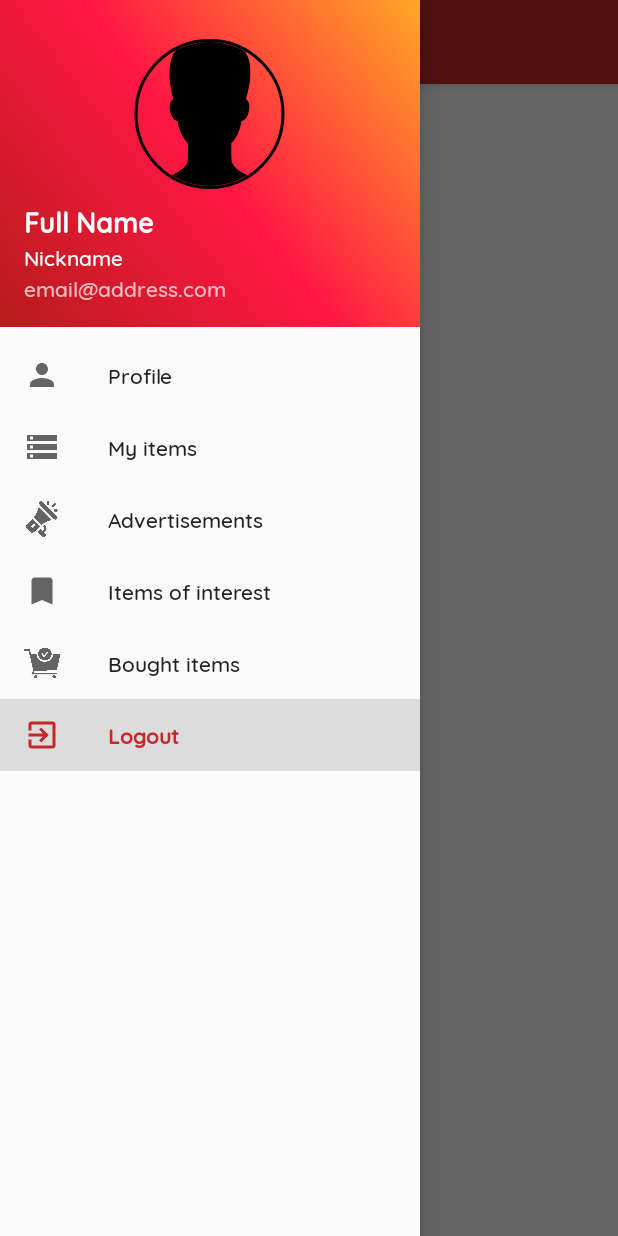
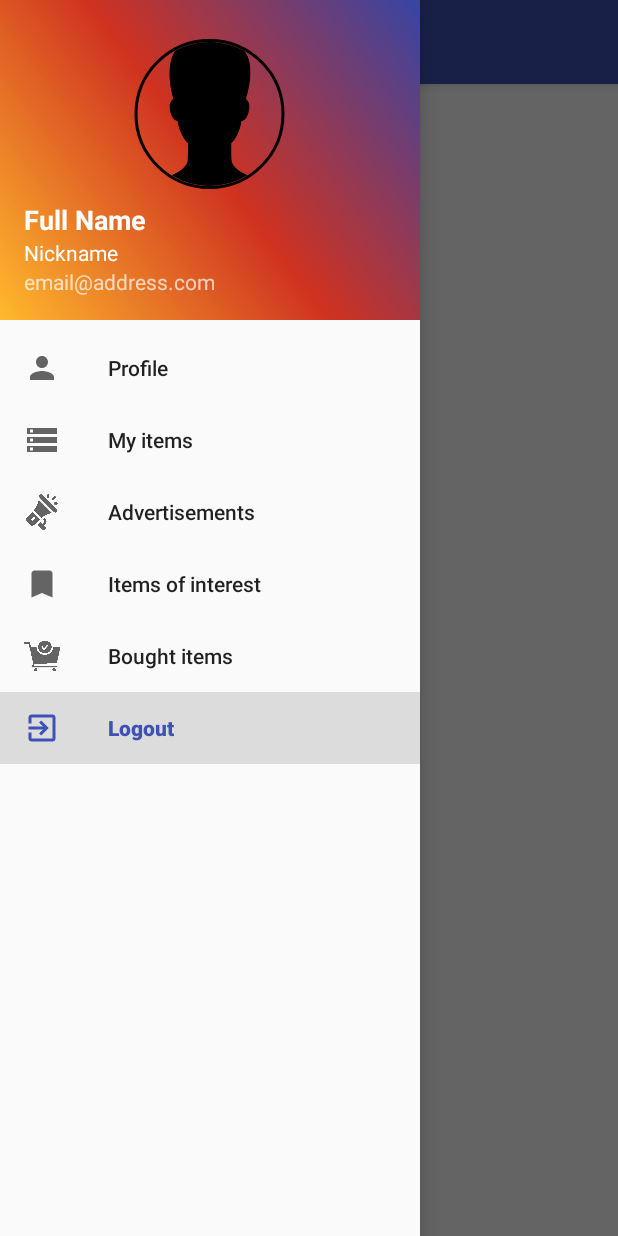
Before and after one commit to TommyBacco/2ndChance, an Android app: the screen it shows after launch (MainActivity), with the side drawer open, on a phone screen of 412 x 824 dp. Run offline under Robolectric (Android 15) with nearby library versions, the phone set to English and light mode, and no system bars; our stand-ins replace CircleImageView, Firebase (no records; nobody signed in at launch, a user with empty details on screens opened directly), Picasso, Volley, navigation-ui; libraries missing offline, so code that uses them is left out: com.firebase.ui; pictures from the network do not load; 1 statement that could not run was skipped.

Commit message:
update Logout change color app

```diff
--- a/app/src/main/java/com/example/group15_lab2/LogInFragment.kt
+++ b/app/src/main/java/com/example/group15_lab2/LogInFragment.kt
@@ -61,7 +61,6 @@ class LogInFragment : Fragment() {
     private fun logOut(){
          FirebaseAuth.getInstance().signOut()
          AuthUI.getInstance().signOut(activity as MainActivity)
-
               if(FirebaseRepository.getUserAccount().value?.uid!=null){
              val snack: Snackbar = Snackbar.make(requireView(), "You have been successfully logged out", Snackbar.LENGTH_LONG)
              val tv: TextView = snack.view.findViewById(com.google.android.material.R.id.snackbar_text)
@@ -69,7 +68,7 @@ class LogInFragment : Fragment() {
              tv.typeface = Typeface.DEFAULT_BOLD
              snack.view.setBackgroundColor(ContextCompat.getColor(requireContext(), R.color.editedItem))
              snack.show()}
-
+    FirebaseRepository.setUserAccount(null)
          bn_login.visibility=View.VISIBLE
          message_login.visibility=View.GONE
     }
--- a/app/src/main/res/drawable/side_nav_bar.xml
+++ b/app/src/main/res/drawable/side_nav_bar.xml
@@ -1,9 +1,9 @@
 <shape xmlns:android="http://schemas.android.com/apk/res/android"
     android:shape="rectangle">
     <gradient
-        android:angle="45"
-         android:centerColor="#ff1744"
-        android:endColor="#ffa726"
-        android:startColor="#b71c1c"
+        android:angle="225"
+         android:centerColor="#CF3220"
+        android:endColor="#F7FFB726"
+        android:startColor="#3645A5"
         android:type="linear" />
 </shape>
--- a/app/src/main/res/layout/fragment_edit_profile.xml
+++ b/app/src/main/res/layout/fragment_edit_profile.xml
@@ -109,11 +109,11 @@
                     android:id="@+id/user_email_edit"
                     android:layout_width="match_parent"
                     android:layout_height="wrap_content"
-                    android:hint="@string/profile_email"
                     android:drawableStart="@drawable/ic_email"
                     android:drawablePadding="4dp"
+                    android:hint="@string/profile_email"
+                    android:imeOptions="actionDone"
                     android:inputType="textEmailAddress"
-                    android:imeOptions="actionDone"
                     android:textAppearance="@style/TextAppearance.AppCompat.Medium" />
 
             </com.google.android.material.textfield.TextInputLayout>
@@ -171,7 +171,7 @@
                     android:layout_height="wrap_content"
                     android:layout_weight="1"
                     app:srcCompat="@android:drawable/ic_dialog_map" />
-s
+
             </LinearLayout>
 
 
--- a/app/src/main/res/values/colors.xml
+++ b/app/src/main/res/values/colors.xml
@@ -2,18 +2,18 @@
 <resources>
 
     <!-- App theme colors -->
-    <color name="colorPrimary">#c62828</color>
-    <color name="colorPrimaryDark">#971c1c</color>
-    <color name="colorAccent">#ffc107</color>
+    <color name="colorPrimary">#3F51B5</color>
+    <color name="colorPrimaryDark">#303F9F</color>
+    <color name="colorAccent">#FF6021</color>
 
-    <color name="myColorPrimary">#c62828</color>
-    <color name="myColorPrimaryDark">#971c1c</color>
+    <color name="myColorPrimary">#3F51B5</color>
+    <color name="myColorPrimaryDark">#303F9F</color>
     <color name="myColorPrimaryLight">#BBDEFB</color>
     <color name="myColorPrimaryText">#212121</color>
     <color name="myColorSecondaryText">#757575</color>
     <color name="myColorTextIcons">#FFFFFF</color>
     <color name="myColorDivider">#BDBDBD</color>
-    <color name="myColorAccent">#ffc107</color>
+    <color name="myColorAccent">#FF6021</color>
     <color name="myColorRecyclerViewBackground">#CFD8DC</color>
 
     <color name="item_interested">#FFF9C4</color>
--- a/app/src/main/res/values/styles.xml
+++ b/app/src/main/res/values/styles.xml
@@ -6,7 +6,6 @@
         <item name="colorPrimary">@color/myColorPrimary</item>
         <item name="colorPrimaryDark">@color/myColorPrimaryDark</item>
         <item name="colorAccent">@color/myColorAccent</item>
-        <item name = "fontFamily">@font/quicksand_medium</item>
     </style>
 
     <style name="AppTheme.NoActionBar">
```
Also changed, not shown: app/src/main/res/layout/cardview_review.xml (+5 -5 lines).
